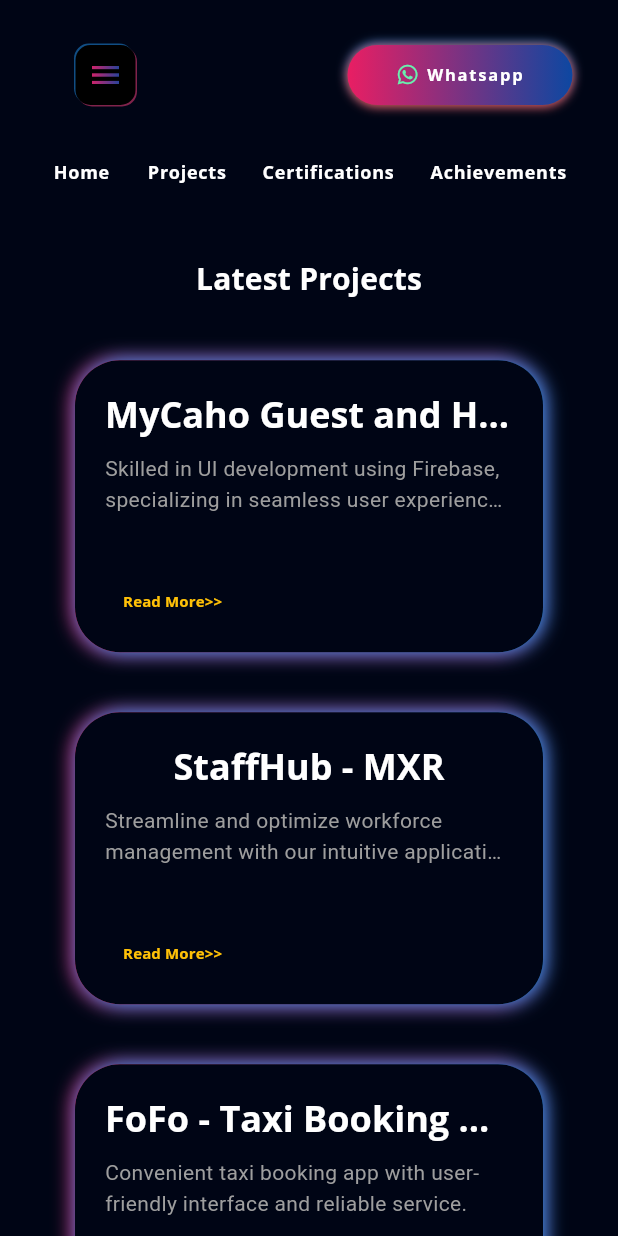
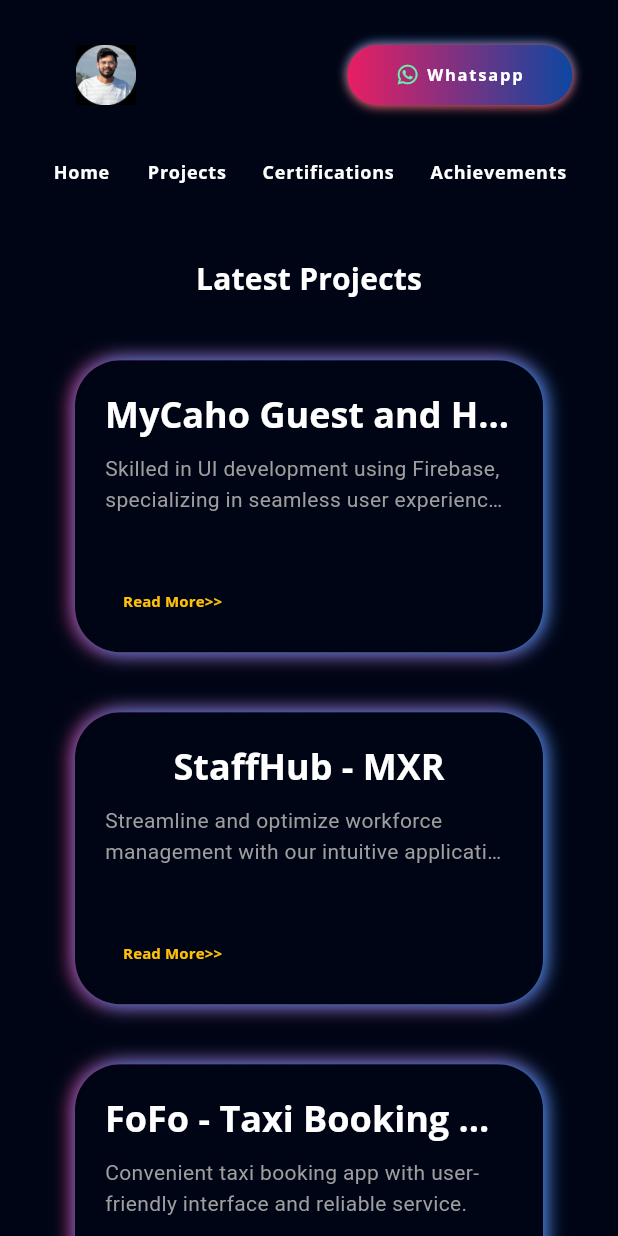
Before and after one commit to himxnshudxhiyx/himanshu-portfolio, a Flutter app: the screen it shows after launch, scrolled down 576 dp, on a phone screen of 412 x 824 dp. Run offline on Flutter 3.47's test engine with Material 3 defaults, Android fonts, the light colour scheme and no system bars; our stand-ins replace flutter_svg, font_awesome_flutter, get, google_fonts, photo_view.

Commit message:
Menu Bar Update

```diff
--- a/lib/view/intro/introduction.dart
+++ b/lib/view/intro/introduction.dart
@@ -10,10 +10,10 @@ class Introduction extends StatelessWidget {
     return Scaffold(
       body: Row(
         children: [
-          SizedBox(
-            width: MediaQuery.sizeOf(context).width * 0.01,
-          ),
-          if (!Responsive.isLargeMobile(context))  MenuButton(onTap: () => Scaffold.of(context).openDrawer(),),
+          // SizedBox(
+          //   width: MediaQuery.sizeOf(context).width * 0.01,
+          // ),
+          // if (!Responsive.isLargeMobile(context))  MenuButton(onTap: () => Scaffold.of(context).openDrawer(),),
           SizedBox(
             width: MediaQuery.sizeOf(context).width * 0.02,
           ),
--- a/lib/view/main/components/navigation_bar.dart
+++ b/lib/view/main/components/navigation_bar.dart
@@ -4,6 +4,7 @@ import 'package:my_portfolio/view/intro/components/side_menu_button.dart';
 import 'package:my_portfolio/view/main/components/connect_button.dart';
 import '../../../res/constants.dart';
 import 'navigation_button_list.dart';
+
 class TopNavigationBar extends StatelessWidget {
   const TopNavigationBar({super.key});
   @override
@@ -15,12 +16,24 @@ class TopNavigationBar extends StatelessWidget {
           const Spacer(),
           Padding(
             padding: const EdgeInsets.all(defaultPadding),
-            child:!Responsive.isLargeMobile(context)? Image.asset('assets/images/profile.jpg') : MenuButton(onTap: () => Scaffold.of(context).openDrawer(),),
+            child: /*!Responsive.isLargeMobile(context)
+                ?*/ InkWell(
+                    onTap: () {
+                      Scaffold.of(context).openDrawer();
+                    },
+                    child: Image.asset('assets/images/profile.jpg'),),
+                /*: MenuButton(
+                    onTap: () => Scaffold.of(context).openDrawer(),
+                  ),*/
           ),
           // if(Responsive.isLargeMobile(context)) MenuButton(),
-          const Spacer(flex: 2,),
-          if(!Responsive.isLargeMobile(context))  const NavigationButtonList(),
-          const Spacer(flex: 2,),
+          const Spacer(
+            flex: 2,
+          ),
+          if (!Responsive.isLargeMobile(context)) const NavigationButtonList(),
+          const Spacer(
+            flex: 2,
+          ),
           const ConnectButton(),
           const Spacer(),
         ],
```
Also changed, not shown: lib/view/intro/components/headline_text.dart (+6 -3 lines).
